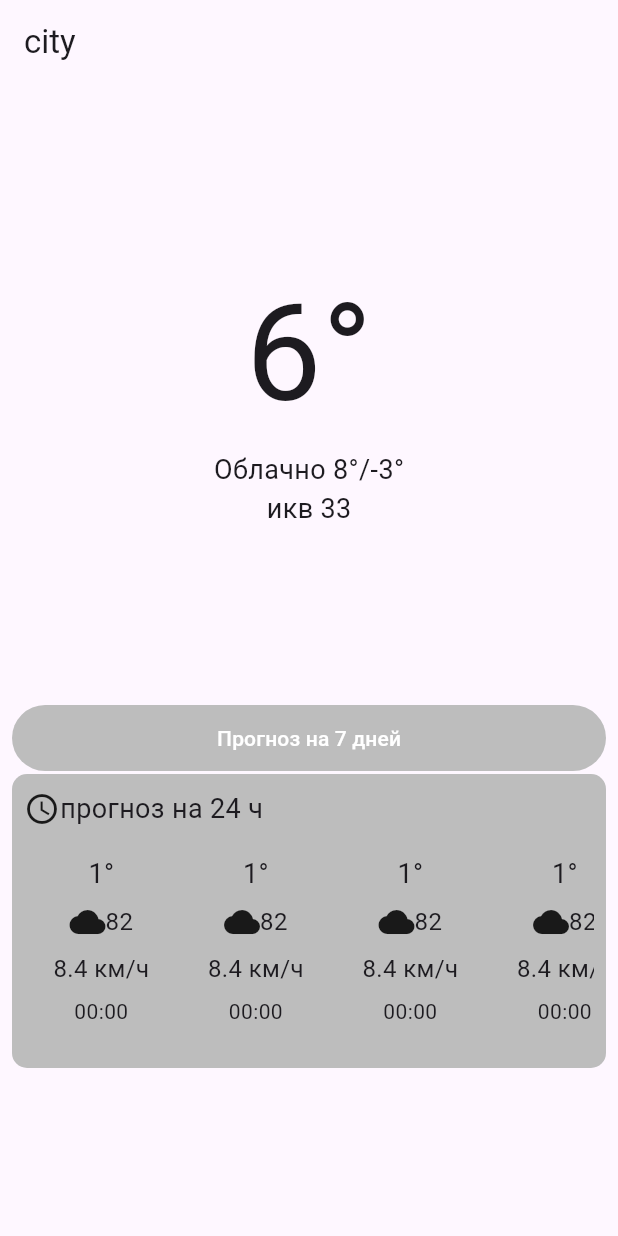
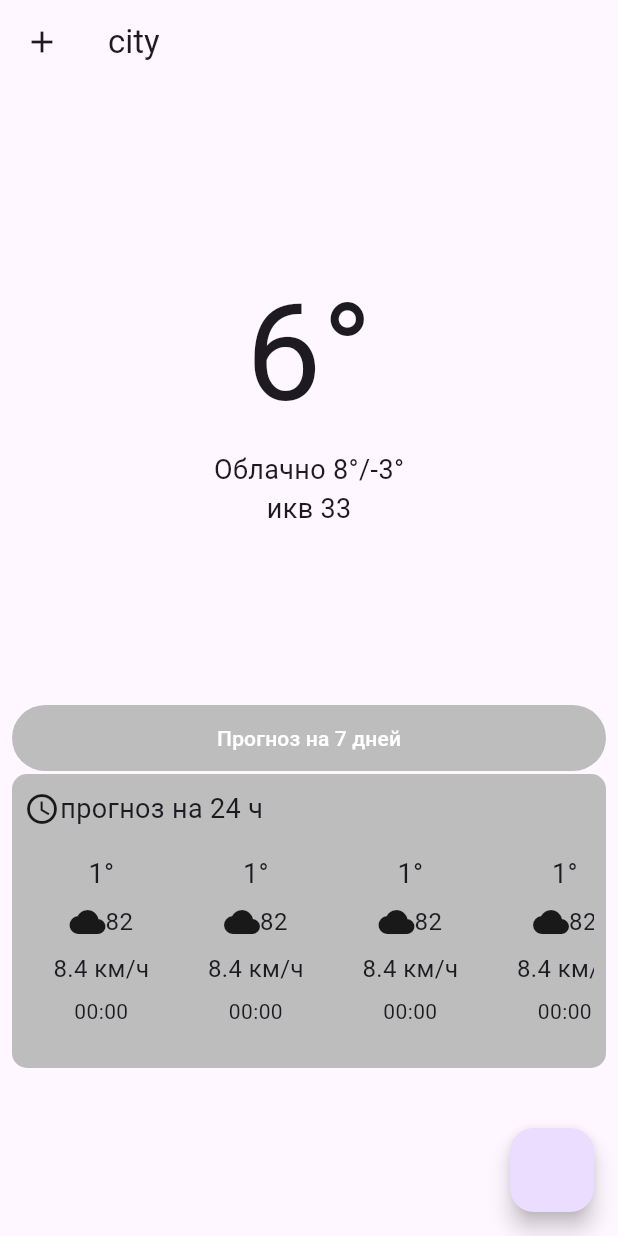
Before and after one commit to seyton35/weather_pet, a Flutter app: the screen it shows after launch, on a phone screen of 412 x 824 dp. Run offline on Flutter 3.47's test engine with Material 3 defaults, Android fonts, the light colour scheme and no system bars.

Commit message:
ui of mainScreen

```diff
--- a/lib/ui/widgets/main_screen/main_screen.dart
+++ b/lib/ui/widgets/main_screen/main_screen.dart
@@ -1,4 +1,6 @@
 import 'package:flutter/material.dart';
+import 'package:weather_pet/domain/api_clients/weather_api_client.dart';
+import 'package:weather_pet/ui/navigation/main_navigartion.dart';
 
 class MainScreen extends StatelessWidget {
   const MainScreen({super.key});
@@ -6,8 +8,47 @@ class MainScreen extends StatelessWidget {
   @override
   Widget build(BuildContext context) {
     return Scaffold(
-      appBar: AppBar(title: const Text('city')),
+      appBar: AppBar(
+        title: const _AppBarrTitleWidget(),
+        // leading: _AppBarrLeadingButton(),
+        leading: const _AppBarrLeadingButton(),
+      ),
       body: const _BodyWIdget(),
+      floatingActionButton: FloatingActionButton(
+        onPressed: () {
+          final cur = WeatherApiClient().forecastWeather(location: 'moscow');
+        },
+      ),
+    );
+  }
+}
+
+class _AppBarrLeadingButton extends StatelessWidget {
+  const _AppBarrLeadingButton({
+    super.key,
+  });
+
+  @override
+  Widget build(BuildContext context) {
+    return IconButton(
+      icon: const Icon(Icons.add),
+      onPressed: () => Navigator.of(context)
+          .pushNamed(MainNavigationRouteNames.locationSettings),
+    );
+  }
+}
+
+class _AppBarrTitleWidget extends StatelessWidget {
+  const _AppBarrTitleWidget({
+    super.key,
+  });
+
+  @override
+  Widget build(BuildContext context) {
+    return const Row(
+      children: [
+        Text('city'),
+      ],
     );
   }
 }
@@ -36,7 +77,7 @@ class _BodyWIdget extends StatelessWidget {
       child: ListView(
         children: [
           const _CurrentWeather(),
-          _GetWeeklyWeatherButton(),
+          const _GetWeeklyWeatherButton(),
           _HourlyWeather(),
         ],
       ),
@@ -82,13 +123,14 @@ class _GetWeeklyWeatherButton extends StatelessWidget {
   @override
   Widget build(BuildContext context) {
     return OutlinedButton(
-      onPressed: () {},
+      onPressed: () => Navigator.of(context)
+          .pushNamed(MainNavigationRouteNames.weeklyWeather),
       style: ButtonStyle(
         padding: MaterialStateProperty.all(
           const EdgeInsets.symmetric(vertical: 12),
         ),
         backgroundColor: MaterialStateProperty.all(Colors.grey[400]),
-        side: MaterialStatePropertyAll(BorderSide.none),
+        side: const MaterialStatePropertyAll(BorderSide.none),
         shape: MaterialStatePropertyAll(
           RoundedRectangleBorder(
             borderRadius: BorderRadius.circular(999),
```
